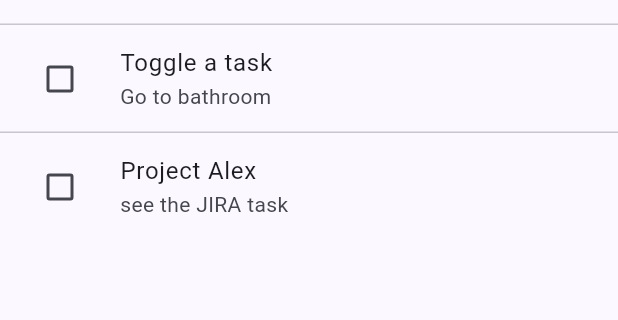
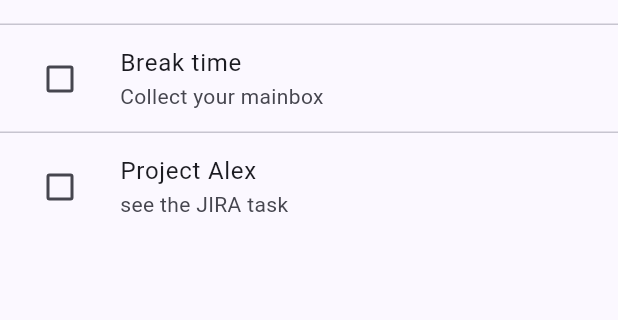
Before and after one commit to DipeshAdhikari431/flutter_app_project, a Flutter app: the screen it shows after launch, on a phone screen of 412 x 824 dp, the part 167-487 px from its top. Run offline on Flutter 3.47's test engine with Material 3 defaults, Android fonts, the phone set to English and light mode, and no system bars.

Commit message:
code changes in main file

```diff
--- a/lib/main.dart
+++ b/lib/main.dart
@@ -38,7 +38,7 @@
 class _TodoHomePageState extends State<TodoHomePage> {
   final List<Todo> _todos = [
     Todo(title: 'Open the todolist app', note: 'In the morning'),
-    Todo(title: 'Toggle a task', note: 'Go to bathroom'),
+    Todo(title: 'Break time', note: 'Collect your mainbox'),
     Todo(title: 'Project Alex', note: 'see the JIRA task'),
   ];
 
@@ -128,7 +128,7 @@
     final noteCtrl = TextEditingController(
       text: isEdit ? (_todos[existingIndex].note ?? '') : '',
     );
-
+//dialogue box
     await showDialog(
       context: context,
       builder: (_) => AlertDialog(
@@ -170,6 +170,7 @@
             onPressed: () => Navigator.pop(context),
             child: const Text('Cancel'),
           ),
+          //text button
           FilledButton(
             onPressed: () {
               final title = titleCtrl.text.trim();
--- a/pubspec.yaml
+++ b/pubspec.yaml
@@ -70,7 +70,7 @@
 
   # To add custom fonts to your application, add a fonts section here,
   # in this "flutter" section. Each entry in this list should have a
-  # "family" key with the font family name, and a "fonts" key with a
+  # "family" keys with the font family name, and a "fonts" key with a
   # list giving the asset and other descriptors for the font. For
   # example:
   # fonts:
```
